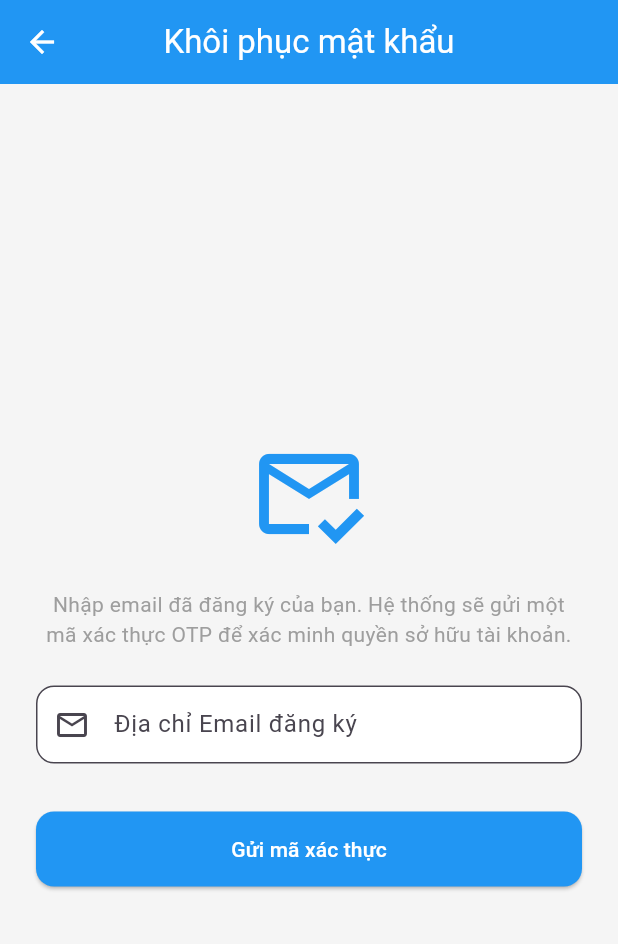
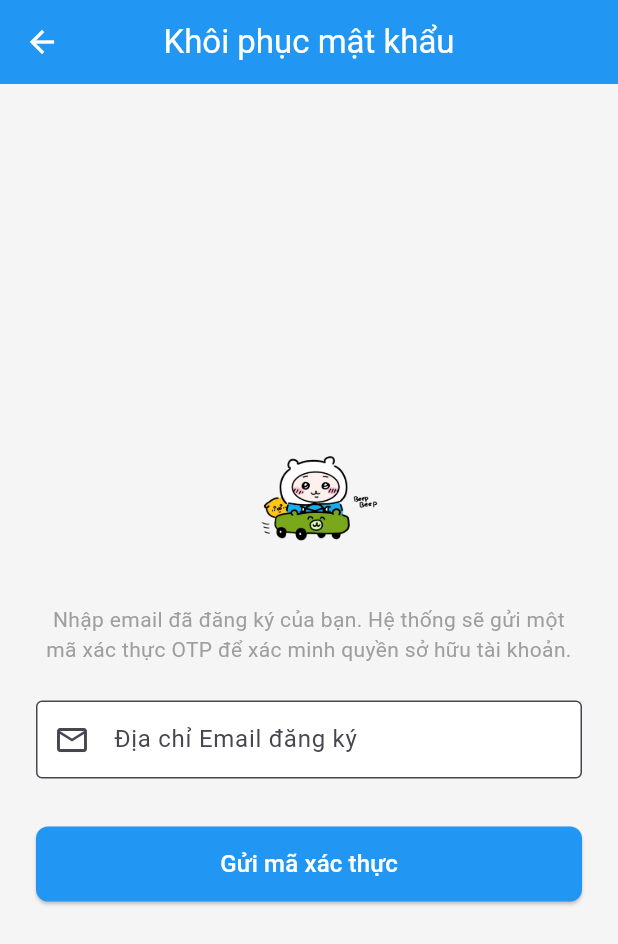
Before and after one commit to trungdam1305/FKOTOAI-FE, a Flutter app: the screen it shows after launch, after a tap on "Quên mật khẩu?", on a phone screen of 412 x 824 dp. Shown: the top 944 px of the screen. Run offline on Flutter 3.47's test engine with Material 3 defaults, Android fonts, the phone set to English and light mode, and no system bars; our stand-ins replace flutter_secure_storage; network calls fail; Roboto replaces fonts that are missing (Quicksand).

Commit message:
update ui

```diff
--- a/lib/features/authentication/presentation/screens/forgot_password_screen.dart
+++ b/lib/features/authentication/presentation/screens/forgot_password_screen.dart
@@ -31,10 +31,8 @@ class _ForgotPasswordScreenState extends State<ForgotPasswordScreen> {
   }
 
   void _handleSendOTP() {
-    // 1. Kiểm tra validate form (chỉ cần thiết ở step 0)
     if (_currentStep == 0 && !_formKey.currentState!.validate()) return;
 
-    // 2. Gọi hàm từ controller
     _authController.sendPasswordResetOTP(
       email: _emailController.text.trim(),
       onLoading: () => setState(() => _isLoading = true),
@@ -48,7 +46,6 @@ class _ForgotPasswordScreenState extends State<ForgotPasswordScreen> {
           ),
         );
 
-        // 3. Nếu đang ở step 0 thì chuyển sang step 1
         if (_currentStep == 0) {
           setState(() => _currentStep = 1);
         }
@@ -63,7 +60,6 @@ class _ForgotPasswordScreenState extends State<ForgotPasswordScreen> {
   }
 
   void _handleVerifyOTP() {
-    // Chỉ cần kiểm tra cơ bản, không cần validate toàn bộ form
     if (_otpController.text.trim().length < 4) {
       ScaffoldMessenger.of(context).showSnackBar(
         const SnackBar(content: Text('Mã OTP quá ngắn!'), backgroundColor: Colors.orange),
@@ -119,25 +115,23 @@ class _ForgotPasswordScreenState extends State<ForgotPasswordScreen> {
   @override
   Widget build(BuildContext context) {
     return Scaffold(
-      appBar: AppBar(
-        title: const Text('Khôi phục mật khẩu'),
-      ),
+      appBar: AppBar(title: const Text('Khôi phục mật khẩu')),
       body: Center(
         child: SingleChildScrollView(
           padding: const EdgeInsets.all(24.0),
+          child: Center(
+            child: ConstrainedBox(
+              constraints: const BoxConstraints(maxWidth: 500),
               child: Form(
                 key: _formKey,
                 child: Column(
                   mainAxisAlignment: MainAxisAlignment.center,
                   children: [
-                Icon(
-                  _currentStep == 0
-                      ? Icons.mark_email_read_outlined
-                      : _currentStep == 1
-                      ? Icons.lock_clock_outlined
-                      : Icons.published_with_changes_rounded,
-                  size: 80,
-                  color: Colors.blue,
+                    Image.asset(
+                      'assets/images/lo.png',
+                      height: 100,
+                      width: 100,
+                      fit: BoxFit.contain,
                     ),
                     const SizedBox(height: 24),
 
@@ -147,20 +141,28 @@ class _ForgotPasswordScreenState extends State<ForgotPasswordScreen> {
 
                     const SizedBox(height: 32),
 
-                _isLoading
-                    ? const CircularProgressIndicator()
+                    SizedBox(
+                      width: double.infinity,
+                      height: 50,
+                      child: _isLoading
+                          ? const Center(child: CircularProgressIndicator())
                           : ElevatedButton(
                         onPressed: _currentStep == 0
                             ? _handleSendOTP
                             : _currentStep == 1
                             ? _handleVerifyOTP
                             : _handleResetPassword,
+                        style: ElevatedButton.styleFrom(
+                          shape: RoundedRectangleBorder(borderRadius: BorderRadius.circular(8)),
+                        ),
                         child: Text(
                           _currentStep == 0
                               ? 'Gửi mã xác thực'
                               : _currentStep == 1
                               ? 'Xác thực tài khoản'
                               : 'Xác nhận đặt lại mật khẩu',
+                          style: const TextStyle(fontSize: 16),
+                        ),
                       ),
                     ),
                   ],
@@ -168,10 +170,11 @@ class _ForgotPasswordScreenState extends State<ForgotPasswordScreen> {
               ),
             ),
           ),
+        ),
+      ),
     );
   }
 
-  //Input Registered Email & Send Link
   Widget _buildEmailStep() {
     return Column(
       children: [
@@ -187,25 +190,21 @@ class _ForgotPasswordScreenState extends State<ForgotPasswordScreen> {
           decoration: const InputDecoration(
             labelText: 'Địa chỉ Email đăng ký',
             prefixIcon: Icon(Icons.email_outlined),
+            border: OutlineInputBorder(),
           ),
-          validator: (value) {
-            if (value == null || value.trim().isEmpty) return 'Vui lòng nhập Email';
-            if (!RegExp(r'^[\w-\.]+@([\w-]+\.)+[\w-]{2,4}$').hasMatch(value.trim())) return 'Email không đúng định dạng';
-            return null;
-          },
+          validator: (value) => (value == null || !value.contains('@')) ? 'Email không hợp lệ' : null,
         ),
       ],
     );
   }
 
-  //Input OTP & Verify Account
   Widget _buildOtpStep() {
     return Column(
       children: [
-        Text(
+        const Text(
           'Mã xác thực đã được gửi. Vui lòng kiểm tra hộp thư đến và nhập mã OTP vào ô dưới đây:',
           textAlign: TextAlign.center,
-          style: TextStyle(color: Colors.blueGrey[700], fontSize: 14),
+          style: TextStyle(color: Colors.blueGrey, fontSize: 14),
         ),
         const SizedBox(height: 24),
         TextFormField(
@@ -218,62 +217,44 @@ class _ForgotPasswordScreenState extends State<ForgotPasswordScreen> {
             labelText: 'Mã xác thực OTP',
             hintText: '000000',
             counterText: '',
+            border: OutlineInputBorder(),
           ),
         ),
-        const SizedBox(height: 8),
-        TextButton(
-          onPressed: () {
-            ScaffoldMessenger.of(context).showSnackBar(
-              const SnackBar(content: Text('Đã gửi lại mã OTP mới!')),
-            );
-          },
-          child: const Text('Gửi lại mã OTP (Resend OTP)', style: TextStyle(color: Colors.blue)),
-        )
       ],
     );
   }
 
-  //Create New Password & Confirm Password
   Widget _buildNewPasswordStep() {
     return Column(
       children: [
         const Text(
-          'Tài khoản hợp lệ! Vui lòng thiết lập mật khẩu mới có độ bảo mật cao cho tài khoản của bạn.',
+          'Tài khoản hợp lệ! Vui lòng thiết lập mật khẩu mới có độ bảo mật cao.',
           textAlign: TextAlign.center,
           style: TextStyle(color: Colors.grey, fontSize: 14),
         ),
         const SizedBox(height: 24),
-
-        //  1: Create New Password
         TextFormField(
           controller: _newPasswordController,
           obscureText: _obscurePassword,
           decoration: InputDecoration(
-            labelText: 'Mật khẩu mới (New Password)',
+            labelText: 'Mật khẩu mới',
             prefixIcon: const Icon(Icons.lock_outline),
-
+            border: const OutlineInputBorder(),
             suffixIcon: IconButton(
               icon: Icon(_obscurePassword ? Icons.visibility_off : Icons.visibility),
               onPressed: () => setState(() => _obscurePassword = !_obscurePassword),
             ),
           ),
-          validator: (value) => (value == null || value.length < 6) ? 'Mật khẩu phải chứa ít nhất 6 ký tự' : null,
         ),
         const SizedBox(height: 16),
-
-        //  2: Confirm Password Reset
         TextFormField(
           controller: _confirmPasswordController,
           obscureText: _obscurePassword,
           decoration: const InputDecoration(
-            labelText: 'Xác nhận lại mật khẩu mới',
+            labelText: 'Xác nhận mật khẩu mới',
             prefixIcon: Icon(Icons.lock_reset_outlined),
+            border: OutlineInputBorder(),
           ),
-          validator: (value) {
-            if (value == null || value.isEmpty) return 'Vui lòng nhập lại mật khẩu';
-            if (value != _newPasswordController.text) return 'Mật khẩu xác nhận không trùng khớp!';
-            return null;
-          },
         ),
       ],
     );
--- a/lib/features/authentication/presentation/screens/login_screen.dart
+++ b/lib/features/authentication/presentation/screens/login_screen.dart
@@ -87,17 +87,15 @@ class _LoginScreenState extends State<LoginScreen> {
   @override
   Widget build(BuildContext context) {
     final double screenWidth = MediaQuery.of(context).size.width;
-    final double logoSize = screenWidth > 600 ? 120 : screenWidth * 0.23;
-    final double fontSize = screenWidth > 600 ? 32 : screenWidth * 0.07;
 
     return Scaffold(
-      // appBar: AppBar(
-      //   title: const Text('Đăng nhập'),
-      // ),
       backgroundColor: Colors.grey[100],
       body: Center(
         child: SingleChildScrollView(
           padding: const EdgeInsets.all(24.0),
+          child: Center(
+            child: ConstrainedBox(
+              constraints: const BoxConstraints(maxWidth: 450),
               child: Form(
                 key: _formKey,
                 child: Column(
@@ -106,17 +104,12 @@ class _LoginScreenState extends State<LoginScreen> {
                     Row(
                       mainAxisAlignment: MainAxisAlignment.center,
                       children: [
-                    Image.asset(
-                      'assets/images/lo.png',
-                      height: logoSize,
-                      width: logoSize,
-                      fit: BoxFit.contain,
-                    ),
-                    SizedBox(width: screenWidth * 0.01),
-                    Text(
+                        Image.asset('assets/images/lo.png', height: 80, width: 80, fit: BoxFit.contain),
+                        const SizedBox(width: 12),
+                        const Text(
                           'FKOTOAI',
                           style: TextStyle(
-                        fontSize: fontSize,
+                            fontSize: 32,
                             fontWeight: FontWeight.bold,
                             color: Colors.blueAccent,
                             letterSpacing: 1.2,
@@ -124,27 +117,28 @@ class _LoginScreenState extends State<LoginScreen> {
                         ),
                       ],
                     ),
-                const SizedBox(height: 25),
+                    const SizedBox(height: 30),
 
-                // 1. Username/Email Input
+                    // 1. Username
                     TextFormField(
                       controller: _identifierController,
-                  keyboardType: TextInputType.emailAddress,
                       decoration: const InputDecoration(
                         labelText: 'Tên tài khoản hoặc Email',
                         prefixIcon: Icon(Icons.person_outline_rounded),
+                        border: OutlineInputBorder(),
                       ),
-                  validator: (value) => (value == null || value.trim().isEmpty) ? 'Vui lòng nhập Username hoặc Email' : null,
+                      validator: (value) => (value == null || value.trim().isEmpty) ? 'Vui lòng nhập Username' : null,
                     ),
                     const SizedBox(height: 16),
 
-                // 2. Password Input
+                    // 2. Password
                     TextFormField(
                       controller: _passwordController,
                       obscureText: _obscurePassword,
                       decoration: InputDecoration(
                         labelText: 'Mật khẩu',
                         prefixIcon: const Icon(Icons.lock_outline_rounded),
+                        border: const OutlineInputBorder(),
                         suffixIcon: IconButton(
                           icon: Icon(_obscurePassword ? Icons.visibility_off : Icons.visibility),
                           onPressed: () => setState(() => _obscurePassword = !_obscurePassword),
@@ -152,7 +146,6 @@ class _LoginScreenState extends State<LoginScreen> {
                       ),
                       validator: (value) => (value == null || value.isEmpty) ? 'Vui lòng nhập mật khẩu' : null,
                     ),
-                const SizedBox(height: 8),
 
                     // Remember Me & Forgot Password
                     Row(
@@ -160,96 +153,64 @@ class _LoginScreenState extends State<LoginScreen> {
                       children: [
                         Row(
                           children: [
-                        Checkbox(
-                          value: _rememberMe,
-                          onChanged: (bool? value) => setState(() => _rememberMe = value ?? false),
-                        ),
-                        const Text('Remember me', style: TextStyle(fontSize: 14)),
+                            Checkbox(value: _rememberMe, onChanged: (v) => setState(() => _rememberMe = v ?? false)),
+                            const Text('Remember me'),
                           ],
                         ),
-                    // Navigate to Forgot Password
                         TextButton(
-                      onPressed: () {
-                        Navigator.push(
-                          context,
-                          MaterialPageRoute(builder: (context) => const ForgotPasswordScreen()),
-                        );
-                      },
+                          onPressed: () => Navigator.push(context, MaterialPageRoute(builder: (context) => const ForgotPasswordScreen())),
                           child: const Text('Quên mật khẩu?'),
                         ),
                       ],
                     ),
-                const SizedBox(height: 24),
+                    const SizedBox(height: 16),
 
-
-                _isLoading
-                    ? const CircularProgressIndicator()
+                    // Login Button (full width)
+                    SizedBox(
+                      width: double.infinity,
+                      height: 50,
+                      child: _isLoading
+                          ? const Center(child: CircularProgressIndicator())
                           : ElevatedButton(
                         onPressed: _handleLogin,
-
-                  child: const Text('Đăng nhập'),
+                        style: ElevatedButton.styleFrom(shape: RoundedRectangleBorder(borderRadius: BorderRadius.circular(8))),
+                        child: const Text('Đăng nhập', style: TextStyle(fontSize: 16)),
+                      ),
                     ),
                     const SizedBox(height: 20),
 
+                    // Divider
                     Row(
                       children: const [
-                    Expanded(child: Divider(thickness: 1, endIndent: 10, indent: 10)),
-                    Text("HOẶC", style: TextStyle(color: Colors.grey, fontSize: 12, fontWeight: FontWeight.bold)),
-                    Expanded(child: Divider(thickness: 1, indent: 10, endIndent: 10)),
+                        Expanded(child: Divider()),
+                        Padding(padding: EdgeInsets.symmetric(horizontal: 10), child: Text("HOẶC")),
+                        Expanded(child: Divider()),
                       ],
                     ),
                     const SizedBox(height: 20),
 
-                _isGoogleLoading
-                    ? const CircularProgressIndicator()
-                    : LayoutBuilder(
-                  builder: (context, constraints) {
-                    final double screenWidth = MediaQuery.of(context).size.width;
-                    final double buttonWidth = screenWidth > 600 ? 400 : screenWidth * 0.85;
+                    // Google Login Button
+                    // SizedBox(
+                    //   width: double.infinity,
+                    //   height: 50,
+                    //   child: OutlinedButton.icon(
+                    //     onPressed: _isGoogleLoading ? null : _handleGoogleLogin,
+                    //     icon: Image.asset('assets/images/img.png', height: 22, width: 22),
+                    //     label: const Text('Đăng nhập với Google', style: TextStyle(color: Colors.black87)),
+                    //     style: OutlinedButton.styleFrom(
+                    //       shape: RoundedRectangleBorder(borderRadius: BorderRadius.circular(8)),
+                    //     ),
+                    //   ),
+                    // ),
+                    // const SizedBox(height: 20),
 
-                    return SizedBox(
-                      width: buttonWidth,
-                      height: 50,
-                      child: OutlinedButton.icon(
-                        onPressed: _handleGoogleLogin,
-                        icon: Image.asset(
-                          'assets/images/img.png',
-                          height: 22,
-                          width: 22,
-                          fit: BoxFit.contain,
+                    TextButton(
+                      onPressed: () => Navigator.push(context, MaterialPageRoute(builder: (context) => const RegisterScreen())),
+                      child: const Text('Chưa có tài khoản? Đăng ký ngay'),
                     ),
-                        label: const Flexible(
-                          child: Text(
-                            'Đăng nhập với Google',
-                            overflow: TextOverflow.ellipsis,
-                            style: TextStyle(
-                              color: Colors.black87,
-                              fontSize: 16,
-                              fontWeight: FontWeight.w600,
+                  ],
                 ),
               ),
-                        ),
-                        style: OutlinedButton.styleFrom(
-                          shape: RoundedRectangleBorder(borderRadius: BorderRadius.circular(12)),
-                          side: const BorderSide(color: Colors.grey),
-                          backgroundColor: Colors.white,
-                        ),
-                      ),
-                    );
-                  },
-                ),
-                const SizedBox(height: 24),
-
-                TextButton(
-                  onPressed: () {
-                    Navigator.push(
-                      context,
-                      MaterialPageRoute(builder: (context) => const RegisterScreen()),
-                    );
-                  },
-                  child: const Text('Chưa có tài khoản? Đăng ký ngay', style: TextStyle(color: Colors.blueGrey)),
-                ),
-              ],
             ),
           ),
         ),
--- a/lib/features/flashcard/domain/repositories/flashcard_repository.dart
+++ b/lib/features/flashcard/domain/repositories/flashcard_repository.dart
@@ -4,7 +4,7 @@ abstract class FlashcardRepository {
 
   Future<void> submitCardReview(String token, int flashcardId, String status);
 
-  // --- Các hàm mới cho CRUD Vocabulary Items ---
+  // CRUD Vocabulary Items
   Future<Map<String, dynamic>> addVocabToChapter(
       String token, int chapterId, String word, String meaning);
 
--- a/lib/features/flashcard/presentation/screens/VocabularyScreen.dart
+++ b/lib/features/flashcard/presentation/screens/VocabularyScreen.dart
@@ -18,7 +18,7 @@ class _VocabularyScreenState extends State<VocabularyScreen> {
   @override
   Widget build(BuildContext context) {
     return Scaffold(
-      backgroundColor: Colors.purple[50], // Màu nền sáng ban đầu
+      backgroundColor: Colors.purple[50],
       appBar: AppBar(
         backgroundColor: Colors.transparent,
         elevation: 0,
@@ -42,7 +42,7 @@ class _VocabularyScreenState extends State<VocabularyScreen> {
             itemBuilder: (context, index) => Center(child: FlashcardItem(card: widget.flashcards[index])),
           ),
         ),
-        // Thanh điều hướng mũi tên (Dark icon trên nền sáng)
+
         Padding(
           padding: const EdgeInsets.symmetric(horizontal: 40, vertical: 40),
           child: Row(
@@ -107,7 +107,7 @@ class _VocabularyScreenState extends State<VocabularyScreen> {
   }
 }
 
-// Widget xử lý lật thẻ 3D giữ nguyên
+
 class FlashcardItem extends StatefulWidget {
   final Map<String, dynamic> card;
   const FlashcardItem({super.key, required this.card});
--- a/lib/features/flashcard/presentation/screens/flashcard_dashboard_screen.dart
+++ b/lib/features/flashcard/presentation/screens/flashcard_dashboard_screen.dart
@@ -184,7 +184,7 @@ class _FlashcardDashboardScreenState extends State<FlashcardDashboardScreen> {
     );
   }
 
-  // DELETE Flashcard
+  // cf DELETE Flashcard
   void _confirmDeleteFlashcard(dynamic cardId) {
     final int? id = (cardId is int) ? cardId : int.tryParse(cardId.toString());
 
```
Also changed, not shown: lib/features/authentication/presentation/screens/register_screen.dart (+34 -27 lines), lib/features/main/main_screen.dart (+41 -29 lines). Lines whose indentation alone changed are shown as unchanged.
